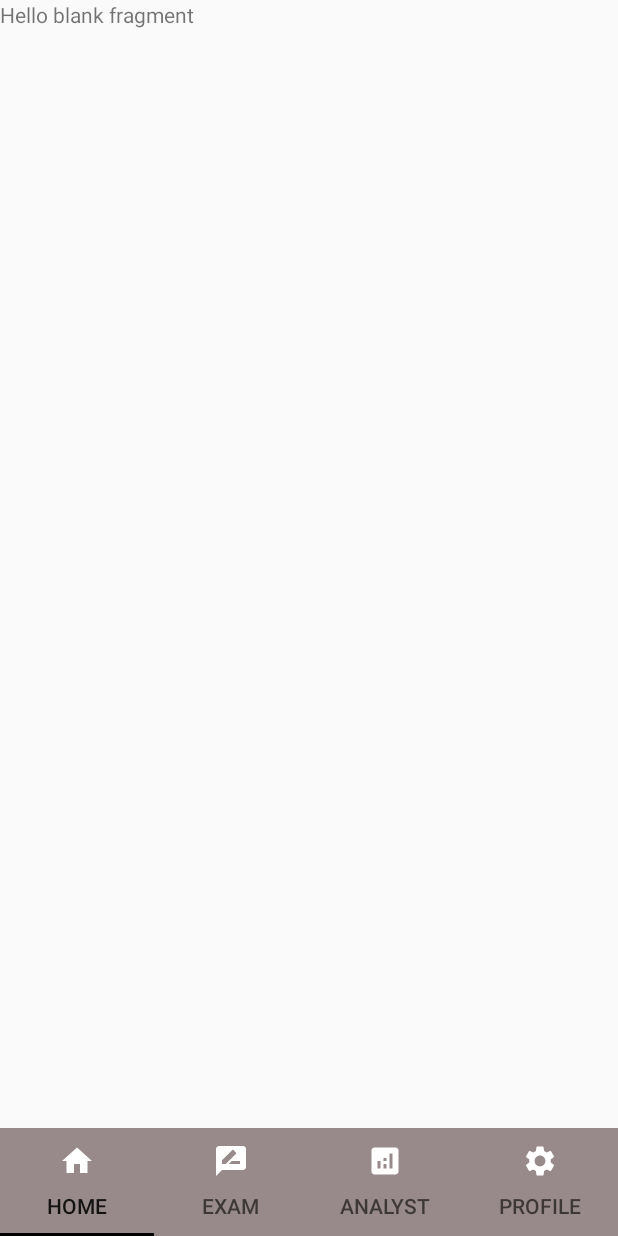
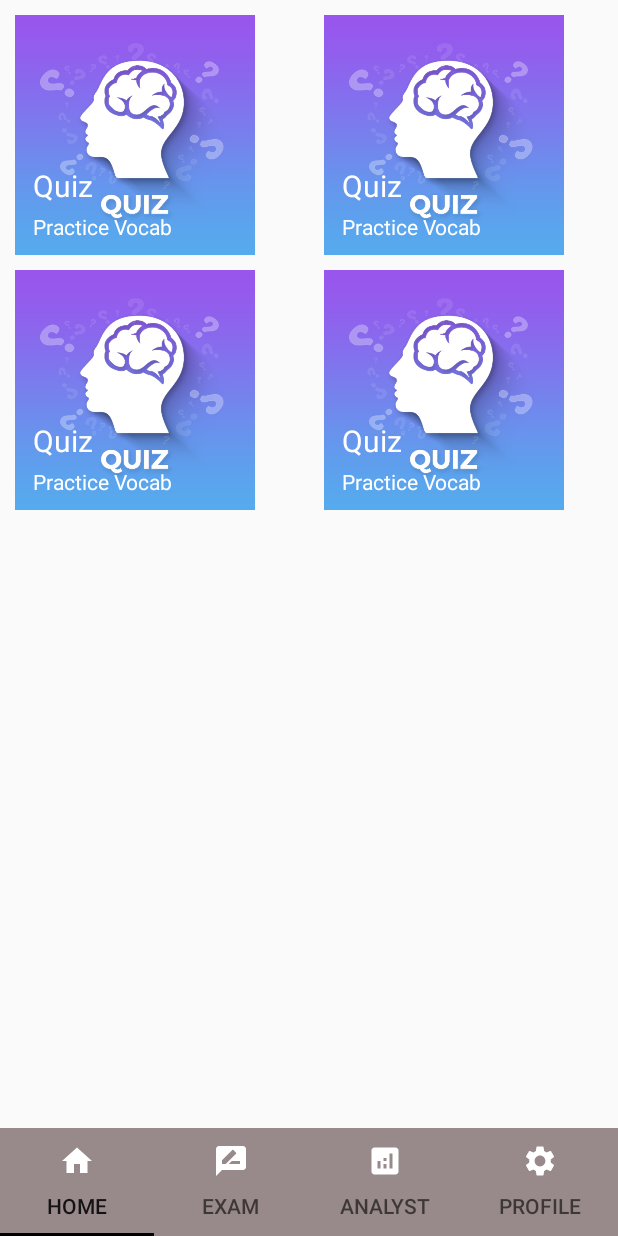
Before and after one commit to KTTNKL/UAIEO, an Android app: the screen it shows after launch once a user with an empty profile is signed in (MainActivity), on a phone screen of 412 x 824 dp. Run offline under Robolectric (Android 15) with nearby library versions, the phone set to English and light mode, and no system bars; our stand-ins replace Firebase (no records; nobody signed in at launch, a user with empty details on screens opened directly).

Commit message:
[19127312] Adapter for home

```diff
--- a/Source/app/src/main/java/com/khtn/uaieo/activity/LoginActivity.kt
+++ b/Source/app/src/main/java/com/khtn/uaieo/activity/LoginActivity.kt
@@ -18,6 +18,7 @@ class LoginActivity : AppCompatActivity() {
 //            val intent= Intent(this, RegisterActivity::class.java)
 //            startActivity(intent)
 //        }
+        checkIfAlreadyLogin()
         loginBT.setOnClickListener {
             if (TextUtils.isEmpty(emailET.text.toString())){
                 emailET.setError("Please enter email")
@@ -25,12 +26,21 @@ class LoginActivity : AppCompatActivity() {
             } else if (TextUtils.isEmpty(passwordET.text.toString())){
                 passwordET.setError("Please enter password")
                 return@setOnClickListener
+            }else{
+            login(emailET.text.toString(),passwordET.text.toString())
             }
-            login(emailET.text.toString(),passwordET.text.toString())
         }
         forgetPassword()
     }
-
+    fun checkIfAlreadyLogin(){
+        auth = FirebaseAuth.getInstance()
+        val currentUser=auth.currentUser
+        if (currentUser!=null){
+            val intent=Intent(this, MainActivity::class.java)
+            startActivity(intent)
+            finish()
+        }
+    }
     private fun forgetPassword() {
         forgetPassTV.setOnClickListener {
             val intent=Intent(this, ForgetPasswordActivity::class.java)
--- /dev/null
+++ b/Source/app/src/main/java/com/khtn/uaieo/adapter/MenuAdapter.kt
@@ -0,0 +1,52 @@
+package com.khtn.uaieo.adapter
+
+import android.net.Uri
+import android.view.LayoutInflater
+import android.view.View
+import android.view.ViewGroup
+import android.widget.ImageView
+import android.widget.MediaController
+import android.widget.TextView
+import android.widget.VideoView
+import androidx.recyclerview.widget.RecyclerView
+import com.google.firebase.database.DatabaseReference
+import com.khtn.uaieo.R
+import com.khtn.uaieo.model.itemMenu
+
+class MenuAdapter(var items:ArrayList<itemMenu>?) :
+    RecyclerView.Adapter<MenuAdapter.HolderView>(){
+
+    lateinit var ViewGroup: ViewGroup
+
+
+    class HolderView(itemView: View): RecyclerView.ViewHolder(itemView){
+
+        var img: ImageView =itemView.findViewById(R.id.item_home_imageView)
+        var name: TextView =itemView.findViewById(R.id.feature_textView)
+        var description: TextView =itemView.findViewById(R.id.caption_textView)
+
+    }
+    override fun onCreateViewHolder(parent: ViewGroup, viewType: Int): MenuAdapter.HolderView {
+        val view= LayoutInflater.from(parent.context).inflate(R.layout.item_home,parent,false)
+        ViewGroup=parent
+        return MenuAdapter.HolderView(view)
+    }
+
+
+
+    override fun getItemCount(): Int {
+        return items!!.size
+    }
+
+    override fun onBindViewHolder(holder: HolderView, position: Int) {
+        val item=items!![position]
+
+        var name:String? = item.name
+        var description:String? = item.description
+        var img: Int=item.image
+
+        holder.img.setImageResource(img)
+        holder.name.text=name
+        holder.description.text=description
+    }
+}
--- a/Source/app/src/main/java/com/khtn/uaieo/fragment/HomeFragment.kt
+++ b/Source/app/src/main/java/com/khtn/uaieo/fragment/HomeFragment.kt
@@ -5,17 +5,49 @@ import androidx.fragment.app.Fragment
 import android.view.LayoutInflater
 import android.view.View
 import android.view.ViewGroup
+import android.widget.GridLayout
+import androidx.recyclerview.widget.GridLayoutManager
+import androidx.recyclerview.widget.LinearLayoutManager
+import androidx.recyclerview.widget.RecyclerView
+import com.google.firebase.database.DataSnapshot
+import com.google.firebase.database.DatabaseError
+import com.google.firebase.database.FirebaseDatabase
+import com.google.firebase.database.ValueEventListener
 import com.khtn.uaieo.R
+import com.khtn.uaieo.adapter.MenuAdapter
+import com.khtn.uaieo.model.itemMenu
 
 class HomeFragment : Fragment() {
 
+    private lateinit var adapter: MenuAdapter
 
     override fun onCreateView(
         inflater: LayoutInflater, container: ViewGroup?,
         savedInstanceState: Bundle?
     ): View? {
-        return inflater.inflate(R.layout.fragment_home, container, false)
+        val view= inflater.inflate(R.layout.fragment_home, container, false)
+        initRecyclerView(view)
+        return view
     }
 
+    private fun initRecyclerView(view: View?) {
+        val recyclerView= view?.findViewById<RecyclerView>(R.id.homeRecycleView)
+        if (recyclerView != null) {
+            recyclerView.layoutManager= GridLayoutManager(activity,2)
+        }
+        var itemList:ArrayList<itemMenu>
+        itemList= ArrayList()
+        itemList.add(itemMenu(R.drawable.bg_quiz,"Quiz","Practice Vocab"))
+        itemList.add(itemMenu(R.drawable.bg_quiz,"Quiz","Practice Vocab"))
+        itemList.add(itemMenu(R.drawable.bg_quiz,"Quiz","Practice Vocab"))
+        itemList.add(itemMenu(R.drawable.bg_quiz,"Quiz","Practice Vocab"))
 
+        adapter= MenuAdapter(itemList)
+        if (recyclerView != null) {
+            recyclerView.adapter=adapter
+        }
+
+
+
+    }
 }
--- /dev/null
+++ b/Source/app/src/main/java/com/khtn/uaieo/model/itemMenu.kt
@@ -0,0 +1,6 @@
+package com.khtn.uaieo.model
+
+ data class itemMenu (
+     var image:Int,
+     var name:String,
+     var description:String)
--- a/Source/app/src/main/res/layout/fragment_home.xml
+++ b/Source/app/src/main/res/layout/fragment_home.xml
@@ -1,14 +1,21 @@
 <?xml version="1.0" encoding="utf-8"?>
-<FrameLayout xmlns:android="http://schemas.android.com/apk/res/android"
+<androidx.constraintlayout.widget.ConstraintLayout xmlns:android="http://schemas.android.com/apk/res/android"
+    xmlns:app="http://schemas.android.com/apk/res-auto"
     xmlns:tools="http://schemas.android.com/tools"
     android:layout_width="match_parent"
     android:layout_height="match_parent"
     tools:context=".fragment.HomeFragment">
 
     <!-- TODO: Update blank fragment layout -->
-    <TextView
+    <androidx.recyclerview.widget.RecyclerView
+        android:id="@+id/homeRecycleView"
         android:layout_width="match_parent"
-        android:layout_height="match_parent"
-        android:text="@string/hello_blank_fragment" />
+        android:layout_height="600dp"
+        app:layout_constraintEnd_toEndOf="parent"
+        app:layout_constraintStart_toStartOf="parent"
+        app:layout_constraintTop_toTopOf="parent"
+        tools:listitem="@layout/item_home">
 
-</FrameLayout>
+    </androidx.recyclerview.widget.RecyclerView>
+
+</androidx.constraintlayout.widget.ConstraintLayout>
```
Also changed, not shown: Source/app/src/main/res/drawable-v24/bg_quiz.jpg (added).
